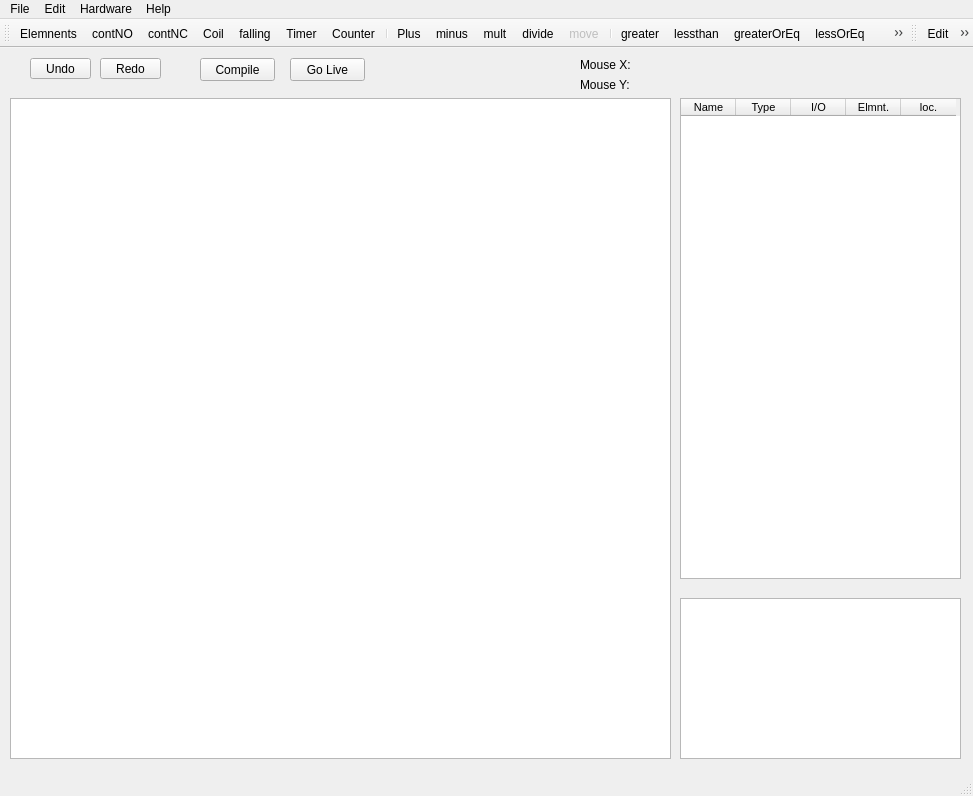
Qt form program/mainwindow.ui (mikeV02/WaltechCapstone) before a commit.
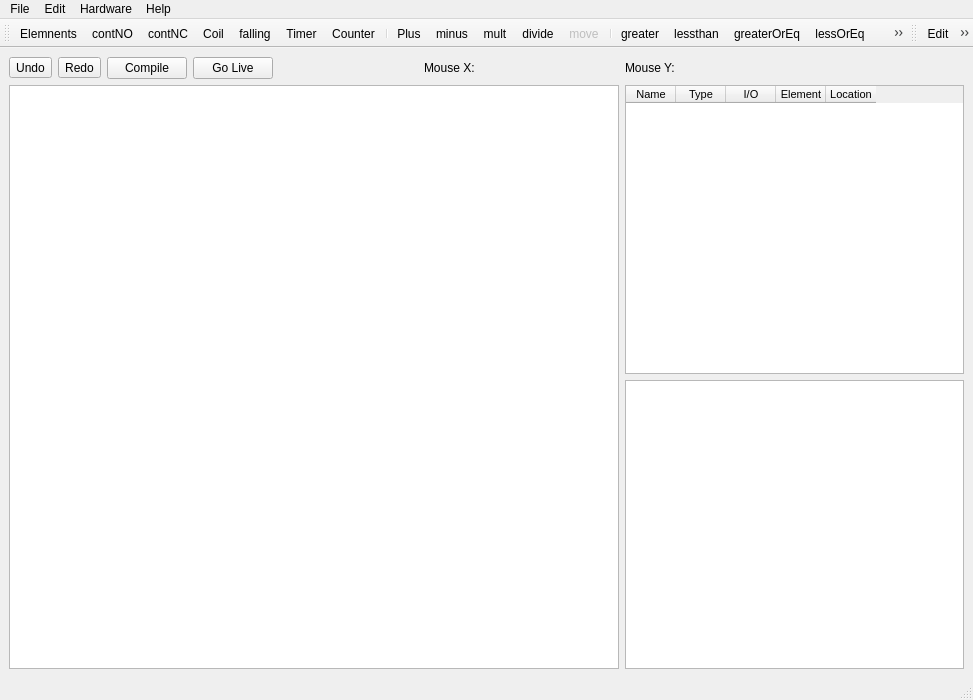
The same form after that commit. Icons and pictures are not drawn.

Commit message:
FIXED TEDDY's CODE + CLEANING + IMPROVE GUI
Merging Teddy's Code to Master Branch

```diff
--- a/program/mainwindow.ui
+++ b/program/mainwindow.ui
@@ -7,93 +7,23 @@
     <x>0</x>
     <y>0</y>
     <width>973</width>
-    <height>796</height>
+    <height>700</height>
    </rect>
   </property>
   <property name="windowTitle">
    <string>Waltech Ladder Maker</string>
   </property>
   <widget class="QWidget" name="centralwidget">
-   <widget class="QGraphicsView" name="graphicsView">
-    <property name="geometry">
-     <rect>
-      <x>10</x>
-      <y>50</y>
-      <width>661</width>
-      <height>661</height>
-     </rect>
-    </property>
-    <property name="sizePolicy">
-     <sizepolicy hsizetype="Expanding" vsizetype="Expanding">
-      <horstretch>0</horstretch>
-      <verstretch>0</verstretch>
-     </sizepolicy>
-    </property>
-    <property name="mouseTracking">
-     <bool>true</bool>
-    </property>
-   </widget>
-   <widget class="QLabel" name="label">
-    <property name="geometry">
-     <rect>
-      <x>580</x>
-      <y>10</y>
-      <width>50</width>
-      <height>13</height>
-     </rect>
-    </property>
-    <property name="text">
-     <string>Mouse X:</string>
-    </property>
-   </widget>
-   <widget class="QLabel" name="label_2">
-    <property name="geometry">
-     <rect>
-      <x>630</x>
-      <y>10</y>
-      <width>50</width>
-      <height>13</height>
-     </rect>
-    </property>
-    <property name="text">
-     <string/>
-    </property>
-   </widget>
-   <widget class="QLabel" name="label_3">
-    <property name="geometry">
-     <rect>
-      <x>580</x>
-      <y>30</y>
-      <width>50</width>
-      <height>13</height>
-     </rect>
-    </property>
-    <property name="text">
-     <string>Mouse Y:</string>
-    </property>
-   </widget>
+   <layout class="QGridLayout" name="gridLayout">
+    <item row="0" column="8">
    <widget class="QLabel" name="label_4">
-    <property name="geometry">
-     <rect>
-      <x>630</x>
-      <y>30</y>
-      <width>50</width>
-      <height>13</height>
-     </rect>
-    </property>
     <property name="text">
      <string/>
     </property>
    </widget>
+    </item>
+    <item row="0" column="0">
    <widget class="QToolButton" name="undoBbutton">
-    <property name="geometry">
-     <rect>
-      <x>30</x>
-      <y>10</y>
-      <width>61</width>
-      <height>21</height>
-     </rect>
-    </property>
     <property name="text">
      <string>Undo</string>
     </property>
@@ -105,15 +35,22 @@
      <enum>Qt::ToolButtonTextBesideIcon</enum>
     </property>
    </widget>
+    </item>
+    <item row="0" column="5">
+     <widget class="QLabel" name="label">
+      <property name="sizePolicy">
+       <sizepolicy hsizetype="Fixed" vsizetype="Fixed">
+        <horstretch>0</horstretch>
+        <verstretch>0</verstretch>
+       </sizepolicy>
+      </property>
+      <property name="text">
+       <string>Mouse X:</string>
+      </property>
+     </widget>
+    </item>
+    <item row="0" column="1">
    <widget class="QToolButton" name="redoButton">
-    <property name="geometry">
-     <rect>
-      <x>100</x>
-      <y>10</y>
-      <width>61</width>
-      <height>21</height>
-     </rect>
-    </property>
     <property name="text">
      <string>Redo</string>
     </property>
@@ -125,17 +62,76 @@
      <enum>Qt::ToolButtonTextBesideIcon</enum>
     </property>
    </widget>
+    </item>
+    <item row="0" column="6">
+     <widget class="QLabel" name="label_2">
+      <property name="text">
+       <string/>
+      </property>
+     </widget>
+    </item>
+    <item row="0" column="2">
+     <widget class="QPushButton" name="infoButton">
+      <property name="sizePolicy">
+       <sizepolicy hsizetype="Fixed" vsizetype="Fixed">
+        <horstretch>0</horstretch>
+        <verstretch>0</verstretch>
+       </sizepolicy>
+      </property>
+      <property name="toolTip">
+       <string>&lt;html&gt;&lt;head/&gt;&lt;body&gt;&lt;p&gt;Create hex file and upload it to the Hardware&lt;/p&gt;&lt;/body&gt;&lt;/html&gt;</string>
+      </property>
+      <property name="whatsThis">
+       <string>&lt;html&gt;&lt;head/&gt;&lt;body&gt;&lt;p&gt;This buton starts the following: &lt;/p&gt;&lt;p&gt;- creation of C code.  &lt;/p&gt;&lt;p&gt;- compiling of that cod with GCC&lt;/p&gt;&lt;p&gt;- uploading of the resulting hex file to the hardware via USB&lt;/p&gt;&lt;/body&gt;&lt;/html&gt;</string>
+      </property>
+      <property name="text">
+       <string>Compile</string>
+      </property>
+     </widget>
+    </item>
+    <item row="0" column="3">
+     <widget class="QPushButton" name="liveButton">
+      <property name="sizePolicy">
+       <sizepolicy hsizetype="Fixed" vsizetype="Fixed">
+        <horstretch>0</horstretch>
+        <verstretch>0</verstretch>
+       </sizepolicy>
+      </property>
+      <property name="text">
+       <string>Go Live</string>
+      </property>
+     </widget>
+    </item>
+    <item row="0" column="7">
+     <widget class="QLabel" name="label_3">
+      <property name="sizePolicy">
+       <sizepolicy hsizetype="Fixed" vsizetype="Fixed">
+        <horstretch>0</horstretch>
+        <verstretch>0</verstretch>
+       </sizepolicy>
+      </property>
+      <property name="text">
+       <string>Mouse Y:</string>
+      </property>
+     </widget>
+    </item>
+    <item row="2" column="0" rowspan="2" colspan="7">
+     <widget class="QGraphicsView" name="graphicsView">
+      <property name="sizePolicy">
+       <sizepolicy hsizetype="Preferred" vsizetype="Expanding">
+        <horstretch>0</horstretch>
+        <verstretch>0</verstretch>
+       </sizepolicy>
+      </property>
+      <property name="mouseTracking">
+       <bool>true</bool>
+      </property>
+     </widget>
+    </item>
+    <item row="2" column="7" colspan="3">
    <widget class="QTableWidget" name="tableWidget">
-    <property name="geometry">
-     <rect>
-      <x>680</x>
-      <y>50</y>
-      <width>281</width>
-      <height>481</height>
-     </rect>
-    </property>
     <property name="sizePolicy">
-     <sizepolicy hsizetype="Fixed" vsizetype="Fixed">
+       <sizepolicy hsizetype="Ignored" vsizetype="Expanding">
       <horstretch>0</horstretch>
       <verstretch>0</verstretch>
      </sizepolicy>
@@ -157,6 +153,9 @@
     <property name="selectionMode">
      <enum>QAbstractItemView::NoSelection</enum>
     </property>
+      <property name="showGrid">
+       <bool>true</bool>
+      </property>
     <property name="sortingEnabled">
      <bool>true</bool>
     </property>
@@ -166,36 +165,19 @@
     <property name="columnCount">
      <number>5</number>
     </property>
-    <attribute name="horizontalHeaderVisible">
-     <bool>true</bool>
-    </attribute>
-    <attribute name="horizontalHeaderCascadingSectionResizes">
-     <bool>false</bool>
-    </attribute>
     <attribute name="horizontalHeaderDefaultSectionSize">
-     <number>55</number>
-    </attribute>
-    <attribute name="horizontalHeaderHighlightSections">
-     <bool>false</bool>
+       <number>50</number>
     </attribute>
     <attribute name="horizontalHeaderMinimumSectionSize">
-     <number>10</number>
-    </attribute>
-    <attribute name="verticalHeaderVisible">
+       <number>20</number>
+      </attribute>
+      <attribute name="horizontalHeaderStretchLastSection">
      <bool>false</bool>
     </attribute>
-    <attribute name="verticalHeaderDefaultSectionSize">
-     <number>14</number>
-    </attribute>
     <column>
      <property name="text">
       <string>Name</string>
      </property>
-     <property name="font">
-      <font>
-       <pointsize>8</pointsize>
-      </font>
-     </property>
     </column>
     <column>
      <property name="text">
@@ -206,75 +188,30 @@
      <property name="text">
       <string>I/O</string>
      </property>
-     <property name="font">
-      <font>
-       <pointsize>8</pointsize>
-      </font>
-     </property>
     </column>
     <column>
      <property name="text">
-      <string>Elmnt.</string>
-     </property>
-     <property name="font">
-      <font>
-       <pointsize>8</pointsize>
-      </font>
-     </property>
+        <string>Element</string>
+       </property>
     </column>
     <column>
      <property name="text">
-      <string>loc.</string>
-     </property>
-     <property name="font">
-      <font>
-       <pointsize>8</pointsize>
-      </font>
-     </property>
-    </column>
-   </widget>
-   <widget class="QPushButton" name="infoButton">
-    <property name="geometry">
-     <rect>
-      <x>200</x>
-      <y>10</y>
-      <width>75</width>
-      <height>23</height>
-     </rect>
-    </property>
-    <property name="toolTip">
-     <string>&lt;html&gt;&lt;head/&gt;&lt;body&gt;&lt;p&gt;Create hex file and upload it to the Hardware&lt;/p&gt;&lt;/body&gt;&lt;/html&gt;</string>
-    </property>
-    <property name="whatsThis">
-     <string>&lt;html&gt;&lt;head/&gt;&lt;body&gt;&lt;p&gt;This buton starts the following: &lt;/p&gt;&lt;p&gt;- creation of C code.  &lt;/p&gt;&lt;p&gt;- compiling of that cod with GCC&lt;/p&gt;&lt;p&gt;- uploading of the resulting hex file to the hardware via USB&lt;/p&gt;&lt;/body&gt;&lt;/html&gt;</string>
-    </property>
-    <property name="text">
-     <string>Compile</string>
-    </property>
-   </widget>
+        <string>Location</string>
+       </property>
+      </column>
+     </widget>
+    </item>
+    <item row="3" column="7" colspan="3">
    <widget class="QTextBrowser" name="textBrowser">
-    <property name="geometry">
-     <rect>
-      <x>680</x>
-      <y>550</y>
-      <width>281</width>
-      <height>161</height>
-     </rect>
-    </property>
-   </widget>
-   <widget class="QPushButton" name="liveButton">
-    <property name="geometry">
-     <rect>
-      <x>290</x>
-      <y>10</y>
-      <width>75</width>
-      <height>23</height>
-     </rect>
-    </property>
-    <property name="text">
-     <string>Go Live</string>
-    </property>
-   </widget>
+      <property name="sizePolicy">
+       <sizepolicy hsizetype="Preferred" vsizetype="Expanding">
+        <horstretch>0</horstretch>
+        <verstretch>0</verstretch>
+       </sizepolicy>
+      </property>
+     </widget>
+    </item>
+   </layout>
   </widget>
   <widget class="QStatusBar" name="statusbar"/>
   <widget class="QToolBar" name="toolBar">
```
Left out of the diff: 6 changed lines with no effect on the pictures. Lines whose indentation alone changed are shown as unchanged. The commit also changes 4 other files.
